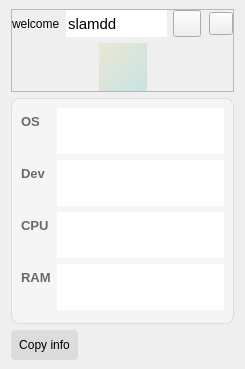
qyslamd/yi-guai, file src/popups/UserInfoPopup.ui: the form before one commit.
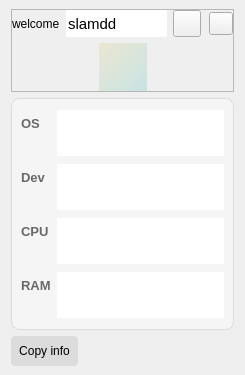
The form after the commit. Icons and pictures are not drawn.

What changed in the file:
```diff
--- a/src/popups/UserInfoPopup.ui
+++ b/src/popups/UserInfoPopup.ui
@@ -7,7 +7,7 @@
     <x>0</x>
     <y>0</y>
     <width>245</width>
-    <height>369</height>
+    <height>375</height>
    </rect>
   </property>
   <property name="windowTitle">
```
Left out of the diff: 4 changed lines with no effect on the pictures.
